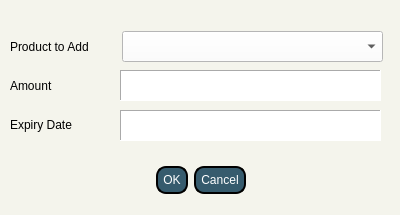
Before: the Qt Designer form addPrExisting.ui in ongchangco/Economystique2, drawn with Qt 5.
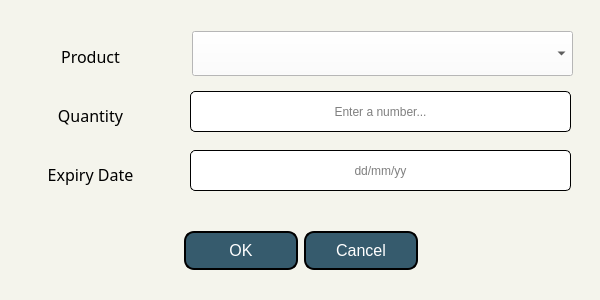
After: the same form once the commit is applied. Icons and pictures are not drawn.

Commit message: AddPrExisting Converted QTextEdits to QLineEdits Invalid input handling

What changed in the file:
```diff
--- a/addPrExisting.ui
+++ b/addPrExisting.ui
@@ -6,8 +6,8 @@
    <rect>
     <x>0</x>
     <y>0</y>
-    <width>400</width>
-    <height>215</height>
+    <width>600</width>
+    <height>300</height>
    </rect>
   </property>
   <property name="windowTitle">
@@ -23,12 +23,18 @@
   <widget class="QComboBox" name="cbProducts">
    <property name="geometry">
     <rect>
-     <x>122</x>
+     <x>192</x>
      <y>31</y>
-     <width>261</width>
-     <height>31</height>
+     <width>381</width>
+     <height>45</height>
     </rect>
    </property>
+   <property name="font">
+    <font>
+     <family>Century Gothic</family>
+     <pointsize>12</pointsize>
+    </font>
+   </property>
    <property name="styleSheet">
     <string notr="true">background: white;</string>
    </property>
@@ -36,12 +42,18 @@
   <widget class="QDialogButtonBox" name="buttonBox">
    <property name="geometry">
     <rect>
-     <x>30</x>
-     <y>160</y>
-     <width>341</width>
-     <height>41</height>
+     <x>20</x>
+     <y>220</y>
+     <width>561</width>
+     <height>61</height>
     </rect>
    </property>
+   <property name="font">
+    <font>
+     <family>Century Gothic</family>
+     <pointsize>12</pointsize>
+    </font>
+   </property>
    <property name="styleSheet">
     <string notr="true">QPushButton{
 	background: #365b6d;
@@ -51,6 +63,9 @@
 	border-radius:10px;
 	border-color: black;
 	padding: 5px;
+	height: 25px;
+	width: 100px;
+	font-size: 16px;
 }
 QPushButton:hover {
     background-color: #53786d;
@@ -76,84 +91,101 @@
     <rect>
      <x>10</x>
      <y>30</y>
-     <width>91</width>
-     <height>111</height>
+     <width>161</width>
+     <height>171</height>
     </rect>
    </property>
    <layout class="QVBoxLayout" name="verticalLayout_2">
     <item>
      <widget class="QLabel" name="label_3">
+      <property name="font">
+       <font>
+        <family>Century Gothic</family>
+        <pointsize>12</pointsize>
+       </font>
+      </property>
       <property name="text">
-       <string>Product to Add</string>
+       <string>Product</string>
+      </property>
+      <property name="alignment">
+       <set>Qt::AlignCenter</set>
       </property>
      </widget>
     </item>
     <item>
      <widget class="QLabel" name="label_4">
+      <property name="font">
+       <font>
+        <family>Century Gothic</family>
+        <pointsize>12</pointsize>
+       </font>
+      </property>
       <property name="text">
-       <string>Amount</string>
+       <string>Quantity</string>
+      </property>
+      <property name="alignment">
+       <set>Qt::AlignCenter</set>
       </property>
      </widget>
     </item>
     <item>
      <widget class="QLabel" name="label">
+      <property name="font">
+       <font>
+        <family>Century Gothic</family>
+        <pointsize>12</pointsize>
+       </font>
+      </property>
       <property name="text">
        <string>Expiry Date</string>
       </property>
+      <property name="alignment">
+       <set>Qt::AlignCenter</set>
+      </property>
      </widget>
     </item>
    </layout>
   </widget>
-  <widget class="QTextEdit" name="teAmount">
+  <widget class="QLineEdit" name="teAmount">
    <property name="geometry">
     <rect>
-     <x>120</x>
-     <y>70</y>
-     <width>261</width>
-     <height>31</height>
+     <x>190</x>
+     <y>91</y>
+     <width>381</width>
+     <height>41</height>
     </rect>
    </property>
    <property name="styleSheet">
-    <string notr="true">background: #ffffff</string>
+    <string notr="true">background: white;
+border: 1px solid black;
+border-radius: 5px;</string>
    </property>
-   <property name="frameShape">
-    <enum>QFrame::Panel</enum>
+   <property name="alignment">
+    <set>Qt::AlignCenter</set>
    </property>
-   <property name="tabChangesFocus">
-    <bool>true</bool>
-   </property>
-   <property name="html">
-    <string>&lt;!DOCTYPE HTML PUBLIC &quot;-//W3C//DTD HTML 4.0//EN&quot; &quot;http://www.w3.org/TR/REC-html40/strict.dtd&quot;&gt;
-&lt;html&gt;&lt;head&gt;&lt;meta name=&quot;qrichtext&quot; content=&quot;1&quot; /&gt;&lt;style type=&quot;text/css&quot;&gt;
-p, li { white-space: pre-wrap; }
-&lt;/style&gt;&lt;/head&gt;&lt;body style=&quot; font-family:'MS Shell Dlg 2'; font-size:7.8pt; font-weight:400; font-style:normal;&quot;&gt;
-&lt;p align=&quot;center&quot; style=&quot;-qt-paragraph-type:empty; margin-top:0px; margin-bottom:0px; margin-left:0px; margin-right:0px; -qt-block-indent:0; text-indent:0px;&quot;&gt;&lt;br /&gt;&lt;/p&gt;&lt;/body&gt;&lt;/html&gt;</string>
+   <property name="placeholderText">
+    <string>Enter a number...</string>
    </property>
   </widget>
-  <widget class="QTextEdit" name="teExpDate">
+  <widget class="QLineEdit" name="teExpDate">
    <property name="geometry">
     <rect>
-     <x>120</x>
-     <y>110</y>
-     <width>261</width>
-     <height>31</height>
+     <x>190</x>
+     <y>150</y>
+     <width>381</width>
+     <height>41</height>
     </rect>
    </property>
    <property name="styleSheet">
-    <string notr="true">background: #ffffff</string>
+    <string notr="true">background: white;
+border: 1px solid black;
+border-radius: 5px;</string>
    </property>
-   <property name="frameShape">
-    <enum>QFrame::Panel</enum>
+   <property name="alignment">
+    <set>Qt::AlignCenter</set>
    </property>
-   <property name="tabChangesFocus">
-    <bool>true</bool>
-   </property>
-   <property name="html">
-    <string>&lt;!DOCTYPE HTML PUBLIC &quot;-//W3C//DTD HTML 4.0//EN&quot; &quot;http://www.w3.org/TR/REC-html40/strict.dtd&quot;&gt;
-&lt;html&gt;&lt;head&gt;&lt;meta name=&quot;qrichtext&quot; content=&quot;1&quot; /&gt;&lt;style type=&quot;text/css&quot;&gt;
-p, li { white-space: pre-wrap; }
-&lt;/style&gt;&lt;/head&gt;&lt;body style=&quot; font-family:'MS Shell Dlg 2'; font-size:7.8pt; font-weight:400; font-style:normal;&quot;&gt;
-&lt;p align=&quot;center&quot; style=&quot;-qt-paragraph-type:empty; margin-top:0px; margin-bottom:0px; margin-left:0px; margin-right:0px; -qt-block-indent:0; text-indent:0px;&quot;&gt;&lt;br /&gt;&lt;/p&gt;&lt;/body&gt;&lt;/html&gt;</string>
+   <property name="placeholderText">
+    <string>dd/mm/yy</string>
    </property>
   </widget>
  </widget>
```
Left out of the diff: 3 changed lines with no effect on the pictures. The commit also changes 13 other files.
